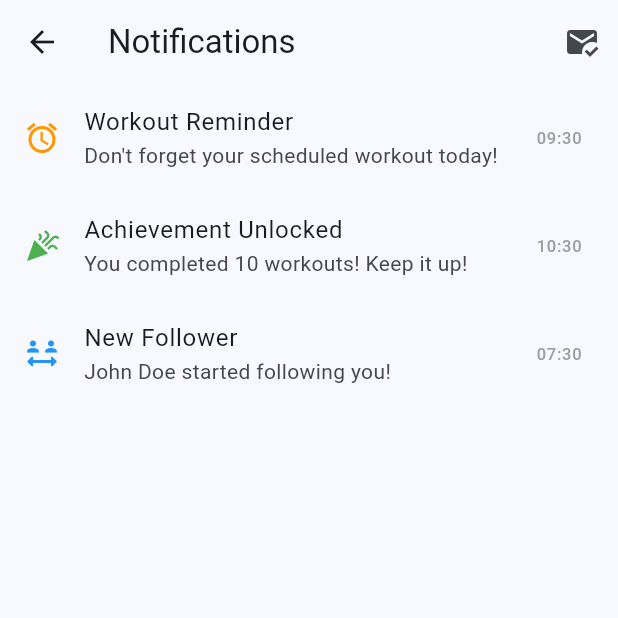
After one commit to Gufran666/Fitness_app_riverpod, a Flutter app: the NotificationsScreen screen opened by its route, after a tap on the "mark email read" icon, on a phone screen of 412 x 824 dp, the top half of it. The commit adds this screen. Run offline on Flutter 3.47's test engine with Material 3 defaults, Android fonts, the light colour scheme and no system bars; our stand-ins replace fl_chart, flutter_local_notifications, flutter_riverpod, flutter_secure_storage, image_picker, timeago and 1 more; accounts and stored records are empty.

Commit message:
Module 6 done

```diff
--- a/lib/main.dart
+++ b/lib/main.dart
@@ -1,16 +1,29 @@
+import 'package:fitness_app_riverpod/screens/notifications_screen.dart';
 import 'package:flutter/material.dart';
 import 'package:flutter_riverpod/flutter_riverpod.dart';
+import 'package:flutter_local_notifications/flutter_local_notifications.dart';
 import 'package:fitness_app_riverpod/screens/login_screen.dart';
-import 'package:fitness_app_riverpod/screens/signup_screen.dart';
 import 'package:fitness_app_riverpod/providers/auth_provider.dart';
 import 'package:fitness_app_riverpod/utils/theme.dart';
+import 'package:fitness_app_riverpod/services/notification_service.dart';
 
-void main() {
-  runApp(const ProviderScope(child: MyApp()));
+void main() async {
+  WidgetsFlutterBinding.ensureInitialized();
+
+  final notificationService = NotificationService();
+  notificationService.initialize();
+
+  runApp(
+    ProviderScope(
+      child: MyApp(notificationService: notificationService),
+    ),
+  );
 }
 
 class MyApp extends ConsumerWidget {
-  const MyApp({super.key});
+  final NotificationService notificationService;
+
+  const MyApp({super.key, required this.notificationService});
 
   @override
   Widget build(BuildContext context, WidgetRef ref) {
@@ -23,8 +36,9 @@ class MyApp extends ConsumerWidget {
       darkTheme: darkTheme,
       themeMode: ThemeMode.system,
       routes: {
-        '/': (context) => LoginScreen(),
-        '/signup': (context) => SignUpScreen(),
+        '/': (context) =>  LoginScreen(),
+        '/notifications': (context) => const NotificationsScreen(),
+
       },
     );
   }
--- /dev/null
+++ b/lib/models/notifications.dart
@@ -0,0 +1,37 @@
+class AppNotification {
+  final String id;
+  final String title;
+  final String message;
+  final NotificationType type;
+  final DateTime timestamp;
+  final bool isRead;
+
+  AppNotification({
+    required this.id,
+    required this.title,
+    required this.message,
+    required this.type,
+    required this.timestamp,
+    this.isRead = false,
+  });
+
+  AppNotification copyWith({
+    bool? isRead,
+  }) {
+    return AppNotification(
+      id: id,
+      title: title,
+      message: message,
+      type: type,
+      timestamp: timestamp,
+      isRead: isRead ?? this.isRead,
+    );
+  }
+}
+
+enum NotificationType {
+  workoutReminder,
+  achievementUnlocked,
+  socialActivity,
+  recommendation,
+}
--- /dev/null
+++ b/lib/providers/notification_provider.dart
@@ -0,0 +1,59 @@
+import 'package:flutter_riverpod/flutter_riverpod.dart';
+import 'package:fitness_app_riverpod/models/notifications.dart';
+
+// Sample notifications
+final List<AppNotification> sampleNotifications = [
+  AppNotification(
+    id: '1',
+    title: 'Workout Reminder',
+    message: 'Don\'t forget your scheduled workout today!',
+    type: NotificationType.workoutReminder,
+    timestamp: DateTime.now().subtract(const Duration(hours: 1)),
+    isRead: false,
+  ),
+  AppNotification(
+    id: '2',
+    title: 'Achievement Unlocked',
+    message: 'You completed 10 workouts! Keep it up!',
+    type: NotificationType.achievementUnlocked,
+    timestamp: DateTime.now().subtract(const Duration(days: 1)),
+    isRead: true,
+  ),
+  AppNotification(
+    id: '3',
+    title: 'New Follower',
+    message: 'John Doe started following you!',
+    type: NotificationType.socialActivity,
+    timestamp: DateTime.now().subtract(const Duration(hours: 3)),
+    isRead: false,
+  ),
+];
+
+class NotificationNotifier extends StateNotifier<List<AppNotification>> {
+  NotificationNotifier() : super(sampleNotifications);
+
+  void addNotification(AppNotification notification) {
+    state = [notification, ...state];
+  }
+
+  void markAsRead(String id) {
+    state = state.map((notification) {
+      if (notification.id == id) {
+        return notification.copyWith(isRead: true);
+      }
+      return notification;
+    }).toList();
+  }
+
+  void markAllAsRead() {
+    state = state.map((notification) => notification.copyWith(isRead: true)).toList();
+  }
+
+  List<AppNotification> getUnreadNotifications() {
+    return state.where((notification) => !notification.isRead).toList();
+  }
+}
+
+final notificationProvider = StateNotifierProvider<NotificationNotifier, List<AppNotification>>((ref) {
+  return NotificationNotifier();
+});
--- /dev/null
+++ b/lib/screens/notifications_screen.dart
@@ -0,0 +1,42 @@
+import 'package:flutter/material.dart';
+import 'package:flutter_riverpod/flutter_riverpod.dart';
+import 'package:fitness_app_riverpod/models/notifications.dart';
+import 'package:fitness_app_riverpod/providers/notification_provider.dart';
+import 'package:fitness_app_riverpod/widgets/notifications_tile.dart';
+
+class NotificationsScreen extends ConsumerWidget {
+  const NotificationsScreen({super.key});
+
+  @override
+  Widget build(BuildContext context, WidgetRef ref) {
+    final notifications = ref.watch(notificationProvider);
+
+    return Scaffold(
+      appBar: AppBar(
+        title: const Text('Notifications'),
+        actions: [
+          IconButton(
+            icon: const Icon(Icons.mark_email_read),
+            onPressed: () {
+              ref.read(notificationProvider.notifier).markAllAsRead();
+            },
+          ),
+        ],
+      ),
+      body: notifications.isEmpty
+          ? const Center(
+        child: Text('No notifications yet'),
+      )
+          : ListView.builder(
+        itemCount: notifications.length,
+        itemBuilder: (context, index) {
+          final notification = notifications[index];
+          return NotificationTile(
+            notification: notification,
+            onMarkAsRead: () => ref.read(notificationProvider.notifier).markAsRead(notification.id),
+          );
+        },
+      ),
+    );
+  }
+}
--- /dev/null
+++ b/lib/services/notification_service.dart
@@ -0,0 +1,89 @@
+import 'package:flutter_local_notifications/flutter_local_notifications.dart';
+import 'package:timezone/data/latest.dart' as tz;
+import 'package:timezone/timezone.dart' as tz;
+import 'package:fitness_app_riverpod/models/notifications.dart';
+
+class NotificationService {
+  final FlutterLocalNotificationsPlugin _flutterLocalNotificationsPlugin =
+  FlutterLocalNotificationsPlugin();
+
+  static const AndroidInitializationSettings _androidInitSettings =
+  AndroidInitializationSettings('@mipmap/ic_launcher');
+
+  static const DarwinInitializationSettings _iosInitSettings =
+  DarwinInitializationSettings();
+
+  late final InitializationSettings _initSettings = InitializationSettings(
+    android: _androidInitSettings,
+    iOS: _iosInitSettings,
+  );
+
+  void initialize() {
+    tz.initializeTimeZones();
+
+    _flutterLocalNotificationsPlugin.initialize(
+      _initSettings,
+      onDidReceiveNotificationResponse: (response) {
+        final payload = response.payload;
+        if (payload != null) {
+          print('Notification tapped with payload: $payload');
+        }
+      },
+    );
+  }
+
+  Future<void> showNotification(AppNotification notification) async {
+    final int id = int.tryParse(notification.id) ?? notification.id.hashCode;
+
+    const androidDetails = AndroidNotificationDetails(
+      'your_channel_id',
+      'Your Channel Name',
+      channelDescription: 'Used for general alerts',
+      importance: Importance.max,
+      priority: Priority.high,
+    );
+
+    const iosDetails = DarwinNotificationDetails();
+
+    final details = NotificationDetails(android: androidDetails, iOS: iosDetails);
+
+    await _flutterLocalNotificationsPlugin.show(
+      id,
+      notification.title,
+      notification.message,
+      details,
+      payload: notification.id,
+    );
+  }
+
+  Future<void> scheduleWorkoutReminder(
+      String title,
+      String message,
+      DateTime scheduledTime,
+      ) async {
+    final int id = scheduledTime.millisecondsSinceEpoch.remainder(100000);
+
+    const androidDetails = AndroidNotificationDetails(
+      'reminder_channel_id',
+      'Reminder Channel',
+      channelDescription: 'Used for workout reminders',
+      importance: Importance.max,
+      priority: Priority.high,
+    );
+
+    const iosDetails = DarwinNotificationDetails();
+
+    final details = NotificationDetails(android: androidDetails, iOS: iosDetails);
+
+    await _flutterLocalNotificationsPlugin.zonedSchedule(
+      id,
+      title,
+      message,
+      tz.TZDateTime.from(scheduledTime, tz.local),
+      details,
+      androidScheduleMode: AndroidScheduleMode.exactAllowWhileIdle,
+      payload: 'reminder_$id',
+    );
+
+  }
+}
--- /dev/null
+++ b/lib/widgets/notifications_tile.dart
@@ -0,0 +1,65 @@
+import 'package:flutter/material.dart';
+import 'package:flutter_riverpod/flutter_riverpod.dart';
+import 'package:fitness_app_riverpod/models/notifications.dart';
+import 'package:fitness_app_riverpod/providers/notification_provider.dart';
+import 'package:intl/intl.dart';
+
+class NotificationTile extends ConsumerWidget {
+  final AppNotification notification;
+  final VoidCallback onMarkAsRead;
+
+  const NotificationTile({
+    super.key,
+    required this.notification,
+    required this.onMarkAsRead,
+  });
+
+  @override
+  Widget build(BuildContext context, WidgetRef ref) {
+    return ListTile(
+      tileColor: notification.isRead ? null : Colors.grey[100],
+      shape: RoundedRectangleBorder(
+        borderRadius: BorderRadius.circular(8),
+      ),
+      leading: Icon(
+        _getIconForType(notification.type),
+        color: _getColorForType(notification.type),
+      ),
+      title: Text(notification.title),
+      subtitle: Text(notification.message),
+      trailing: Text(
+        DateFormat('HH:mm').format(notification.timestamp),
+        style: TextStyle(
+          color: notification.isRead ? Colors.grey : Theme.of(context).primaryColor,
+        ),
+      ),
+      onTap: onMarkAsRead,
+    );
+  }
+
+  IconData _getIconForType(NotificationType type) {
+    switch (type) {
+      case NotificationType.workoutReminder:
+        return Icons.alarm;
+      case NotificationType.achievementUnlocked:
+        return Icons.celebration;
+      case NotificationType.socialActivity:
+        return Icons.social_distance_rounded;
+      case NotificationType.recommendation:
+        return Icons.recommend;
+    }
+  }
+
+  Color _getColorForType(NotificationType type) {
+    switch (type) {
+      case NotificationType.workoutReminder:
+        return Colors.orange;
+      case NotificationType.achievementUnlocked:
+        return Colors.green;
+      case NotificationType.socialActivity:
+        return Colors.blue;
+      case NotificationType.recommendation:
+        return Colors.purple;
+    }
+  }
+}
--- a/pubspec.yaml
+++ b/pubspec.yaml
@@ -40,6 +40,7 @@ dependencies:
   image_picker: ^1.1.2
   fl_chart: ^1.0.0
   timeago: ^3.7.1
+  flutter_local_notifications: ^19.3.1
 
 dev_dependencies:
   flutter_test:
```
Also changed, not shown: pubspec.lock, 2 other files.
